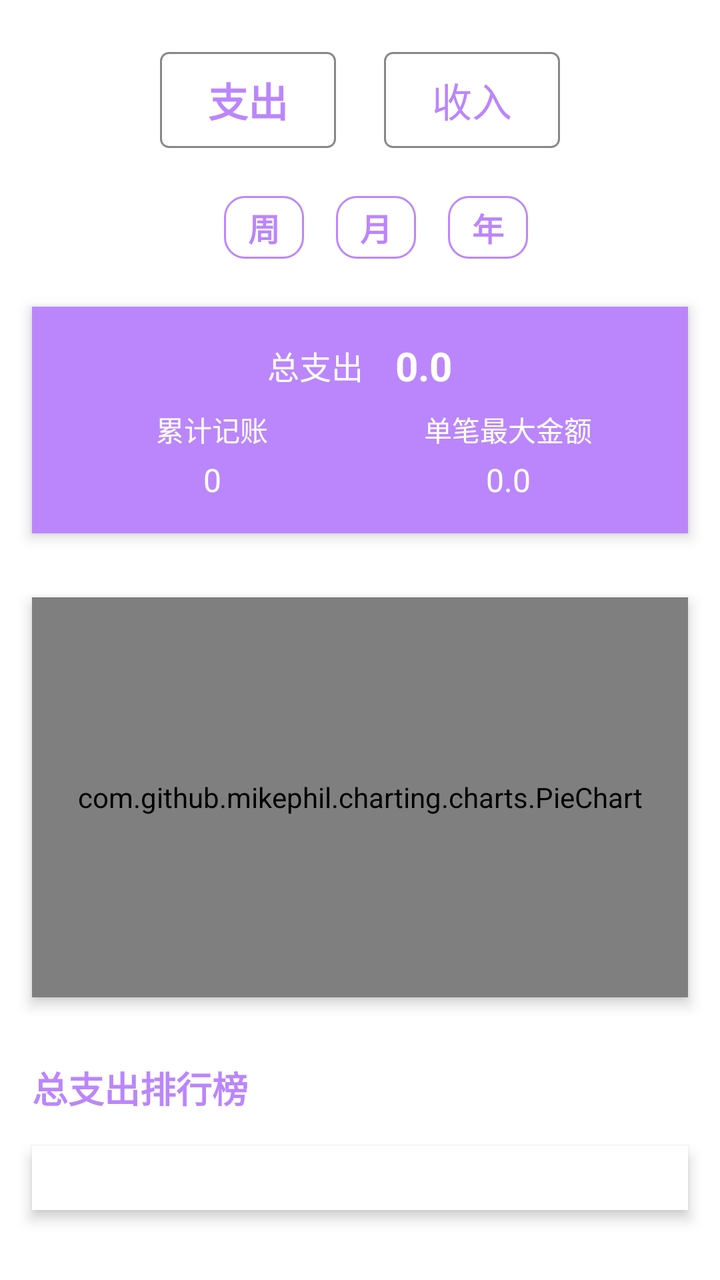
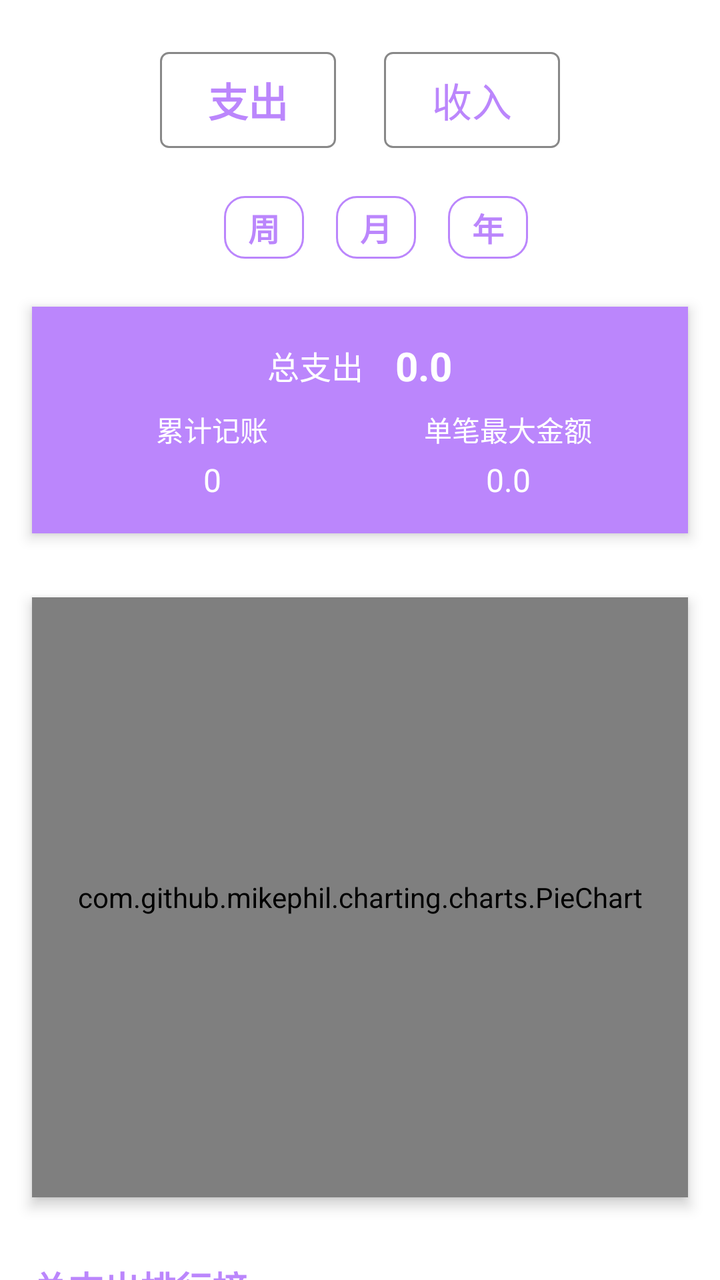

Two renders of the same Android screen: before a commit and after it. Below are the layout's source before the change and the commit's diff.
<!-- AndroidManifest.xml: application theme Theme.MyApp -->
<!-- res/layout/fragment_stats.xml -->
<?xml version="1.0" encoding="utf-8"?>
<androidx.core.widget.NestedScrollView xmlns:android="http://schemas.android.com/apk/res/android"
    android:layout_width="match_parent"
    android:layout_height="match_parent"
    android:fillViewport="true"
    android:orientation="vertical">

    <LinearLayout
        android:layout_width="match_parent"
        android:layout_height="wrap_content"
        android:orientation="vertical">

    
    <LinearLayout
        android:layout_width="match_parent"
        android:layout_height="wrap_content"
        android:orientation="horizontal"
        android:layout_marginTop="10dp"
        android:padding="16dp"
        android:gravity="center">

        <Button
            android:id="@+id/btn_expense"
            android:layout_width="wrap_content"
            android:layout_height="wrap_content"
            android:text="支出"
            android:textColor="#BB86FC"
            android:textSize="20sp"
            android:textStyle="bold"
            android:background="@drawable/button_selector" />

        <Button
            android:id="@+id/btn_income"
            android:layout_width="wrap_content"
            android:layout_height="wrap_content"
            android:text="收入"
            android:textColor="#BB86FC"
            android:textSize="20sp"
            android:layout_marginStart="24dp"
            android:background="@drawable/button_selector"/>
    </LinearLayout>

    
    <LinearLayout
        android:layout_width="match_parent"
        android:layout_height="wrap_content"
        android:orientation="horizontal"
        android:gravity="center"
        android:padding="8dp">


        <TextView
            android:id="@+id/tv_week"
            android:layout_width="40dp"
            android:layout_height="wrap_content"
            android:gravity="center"
            android:text="周"
            android:textColor="#BB86FC"
            android:textSize="16sp"
            android:textStyle="bold"
            android:padding="4dp"
            android:background="@drawable/time_btn_selector"
            android:clickable="true"
            android:focusable="true"
            android:layout_marginStart="16dp"/>


        <TextView
            android:id="@+id/tv_month"
            android:layout_width="40dp"
            android:layout_height="wrap_content"
            android:gravity="center"
            android:text="月"
            android:textColor="#BB86FC"
            android:textSize="16sp"
            android:textStyle="bold"
            android:padding="4dp"
            android:background="@drawable/time_btn_selector"
            android:clickable="true"
            android:focusable="true"
            android:layout_marginStart="16dp"/>


        <TextView
            android:id="@+id/tv_year"
            android:layout_width="40dp"
            android:layout_height="wrap_content"
            android:gravity="center"
            android:text="年"
            android:textColor="#BB86FC"
            android:textSize="16sp"
            android:textStyle="bold"
            android:padding="4dp"
            android:background="@drawable/time_btn_selector"
            android:clickable="true"
            android:focusable="true"
            android:layout_marginStart="16dp"/>
    </LinearLayout>


    
    <LinearLayout
        android:layout_width="match_parent"
        android:layout_height="wrap_content"
        android:orientation="vertical"
        android:background="#BB86FC"
        android:padding="16dp"
        android:layout_margin="16dp"
        android:elevation="4dp"
        android:outlineProvider="bounds">

        <LinearLayout
            android:layout_width="match_parent"
            android:layout_height="wrap_content"
            android:orientation="horizontal"
            android:gravity="center">

            <TextView
                android:id="@+id/tv_title"
                android:layout_width="wrap_content"
                android:layout_height="wrap_content"
                android:text="总支出"
                android:textColor="#FFFFFF"
                android:textSize="16sp"/>

            <TextView
                android:id="@+id/tv_amount"
                android:layout_width="wrap_content"
                android:layout_height="wrap_content"
                android:text="0.0"
                android:textColor="#FFFFFF"
                android:textSize="20sp"
                android:textStyle="bold"
                android:layout_marginStart="16dp"/>
        </LinearLayout>

        <LinearLayout
            android:layout_width="match_parent"
            android:layout_height="wrap_content"
            android:orientation="horizontal"
            android:layout_marginTop="8dp">

            <TextView
                android:layout_width="0dp"
                android:layout_height="wrap_content"
                android:layout_weight="1"
                android:text="累计记账"
                android:textColor="#FFFFFF"
                android:textSize="14sp"
                android:gravity="center"/>

            <TextView
                android:layout_width="0dp"
                android:layout_height="wrap_content"
                android:layout_weight="1"
                android:text="单笔最大金额"
                android:textColor="#FFFFFF"
                android:textSize="14sp"
                android:gravity="center"/>
        </LinearLayout>

        <LinearLayout
            android:layout_width="match_parent"
            android:layout_height="wrap_content"
            android:orientation="horizontal"
            android:layout_marginTop="4dp">

            <TextView
                android:id="@+id/tv_count"
                android:layout_width="0dp"
                android:layout_height="wrap_content"
                android:layout_weight="1"
                android:text="0"
                android:textColor="#FFFFFF"
                android:textSize="16sp"
                android:gravity="center"/>

            <TextView
                android:id="@+id/tv_max_amount"
                android:layout_width="0dp"
                android:layout_height="wrap_content"
                android:layout_weight="1"
                android:text="0.0"
                android:textColor="#FFFFFF"
                android:textSize="16sp"
                android:gravity="center"/>
        </LinearLayout>
    </LinearLayout>

    
    <com.github.mikephil.charting.charts.PieChart
        android:id="@+id/chart"
        android:layout_width="match_parent"
        android:layout_height="200dp"
        android:layout_margin="16dp"
        android:background="#FFFFFF"
        android:elevation="4dp"/>

    
    <TextView
        android:id="@+id/rank"
        android:layout_width="wrap_content"
        android:layout_height="wrap_content"
        android:text="总支出排行榜"
        android:textColor="#BB86FC"
        android:textSize="18sp"
        android:textStyle="bold"
        android:layout_marginStart="16dp"
        android:layout_marginTop="16dp"/>

    <androidx.recyclerview.widget.RecyclerView
        android:id="@+id/rv_ranking"
        android:layout_width="match_parent"
        android:layout_height="wrap_content"
        android:layout_margin="16dp"
        android:background="#FFFFFF"
        android:padding="16dp"
        android:elevation="4dp"/>
    </LinearLayout>



</androidx.core.widget.NestedScrollView>
<!-- resources referenced by this layout -->
<resources>
  <!-- drawable button_selector (drawable) -->
  <?xml version="1.0" encoding="utf-8"?>
  <selector xmlns:android="http://schemas.android.com/apk/res/android">
      <item android:drawable="@drawable/button_border_selected" android:state_selected="true"/>
      <item android:drawable="@drawable/button_border"/>
  </selector>
      
  <!-- drawable time_btn_selector (drawable) -->
  <?xml version="1.0" encoding="utf-8"?>
  <selector xmlns:android="http://schemas.android.com/apk/res/android">
      
      <item android:state_selected="true">
          <shape android:shape="rectangle">
              <solid android:color="#1FBB86FC" />
              <stroke android:width="1dp" android:color="#BB86FC" />
              <corners android:radius="10dp" />
          </shape>
      </item>
      
      <item>
          <shape android:shape="rectangle">
              <solid android:color="@android:color/transparent" />
              <stroke android:width="1dp" android:color="#BB86FC" />
              <corners android:radius="10dp" />
          </shape>
      </item>
  </selector>
  
  
  <style name="Theme.MyApp" parent="Theme.Material3.DayNight.NoActionBar">
          
          <item name="colorPrimary">@color/purple_500</item>
          <item name="colorPrimaryContainer">@color/purple_200</item>
          <item name="colorOnPrimary">@color/white</item>
  
          
          <item name="android:statusBarColor">?attr/colorPrimary</item>
  
          
          <item name="android:windowBackground">@color/white</item>
      </style>
  <!-- drawable button_border_selected (drawable) -->
  <?xml version="1.0" encoding="utf-8"?>
  <shape xmlns:android="http://schemas.android.com/apk/res/android"
      android:shape="rectangle">
      <solid android:color="#BB86FC" />
      <stroke
          android:width="2dp"
          android:color="#FFFFFF" />
      <corners android:radius="4dp" />
  </shape>
  
      
  <!-- drawable button_border (drawable) -->
  <?xml version="1.0" encoding="utf-8"?>
  <shape xmlns:android="http://schemas.android.com/apk/res/android"
      android:shape="rectangle">
      <solid android:color="@android:color/transparent" />
      <stroke
          android:width="1dp"
          android:color="#888888" />
      <corners android:radius="4dp" />
  </shape>
  <color name="purple_500">#FF6200EE</color>
  <color name="purple_200">#FFBB86FC</color>
  <color name="white">#FFFFFFFF</color>
</resources>

<!-- the commit's change to res/layout/fragment_stats.xml (unified diff, before → after) -->
@@ -191,7 +191,7 @@
     <com.github.mikephil.charting.charts.PieChart
         android:id="@+id/chart"
         android:layout_width="match_parent"
-        android:layout_height="200dp"
+        android:layout_height="300dp"
         android:layout_margin="16dp"
         android:background="#FFFFFF"
         android:elevation="4dp"/>
